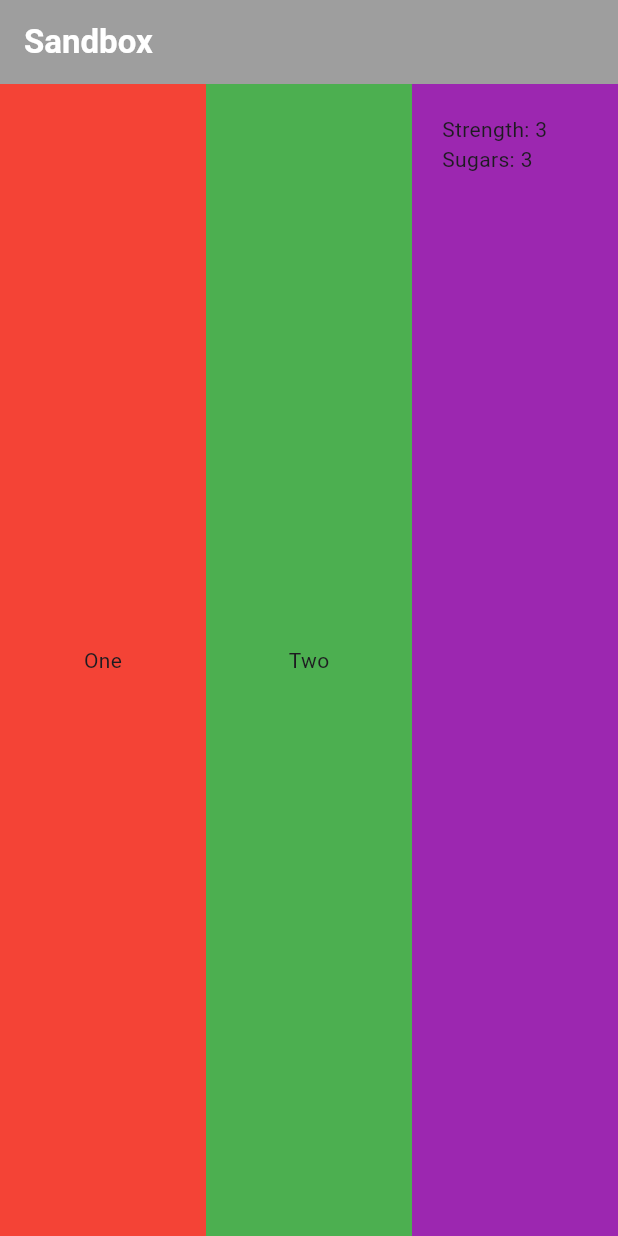
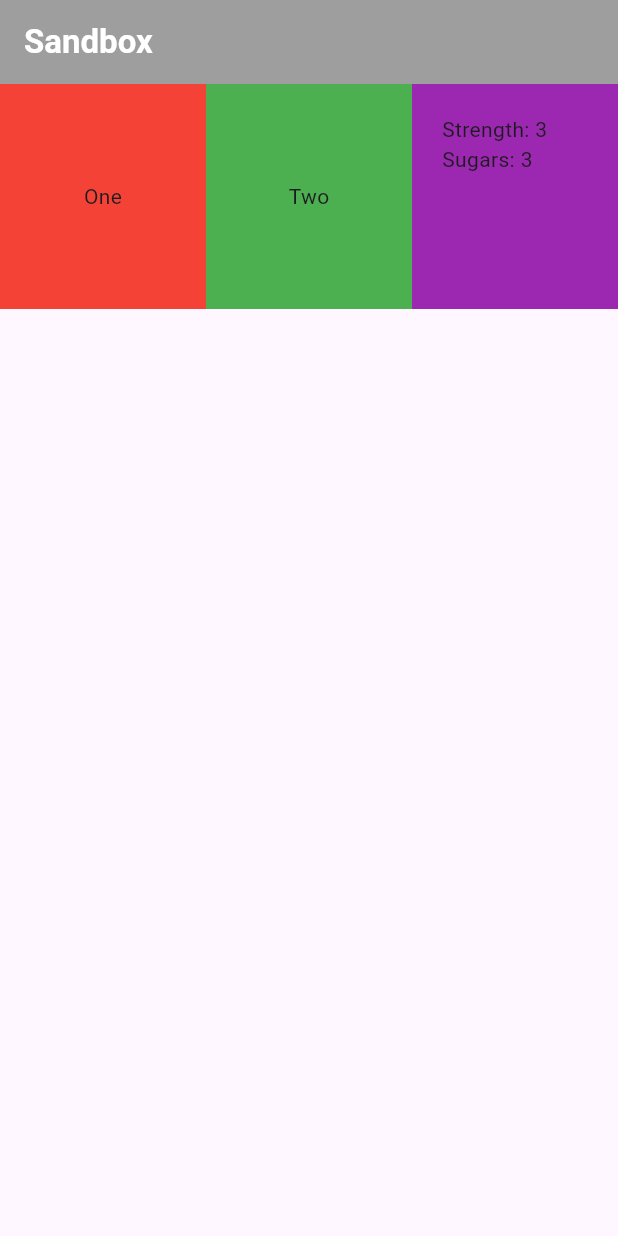
Before and after one commit to empayam/Flutter-APP, a Flutter app: the screen it shows after launch, on a phone screen of 412 x 824 dp. Run offline on Flutter 3.47's test engine with Material 3 defaults, Android fonts, the phone set to English and light mode, and no system bars.

Commit message:
Custom Height Rows

```diff
--- a/lib/row.dart
+++ b/lib/row.dart
@@ -25,6 +25,7 @@ class Rows extends StatelessWidget {
         children: [
           Expanded(
             child: Container(
+              height: 150,
               color: Colors.red,
               padding: const EdgeInsets.all(20),
               child: const Center(
@@ -34,6 +35,7 @@ class Rows extends StatelessWidget {
           ),
           Expanded(
             child: Container(
+              height: 150,
               color: Colors.green,
               padding: const EdgeInsets.all(20),
               child: const Center(
@@ -43,6 +45,7 @@ class Rows extends StatelessWidget {
           ),
           Expanded(
             child: Container(
+              height: 150,
               color: Colors.purple,
               padding: const EdgeInsets.all(20),
               child: const Center(
```
